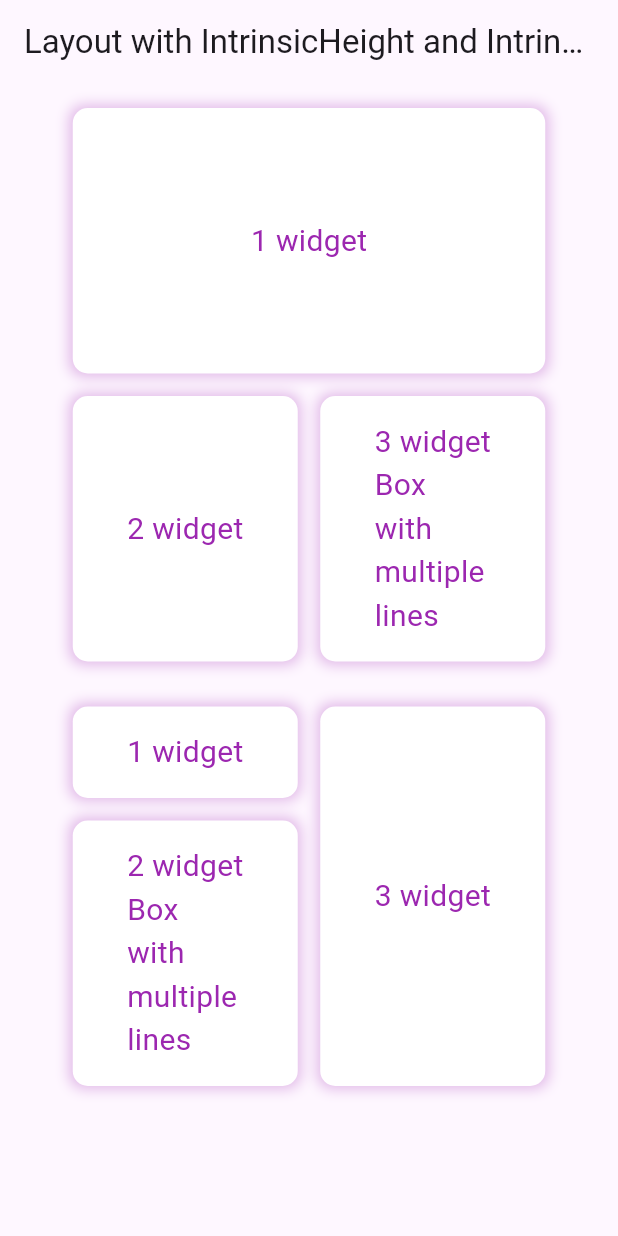
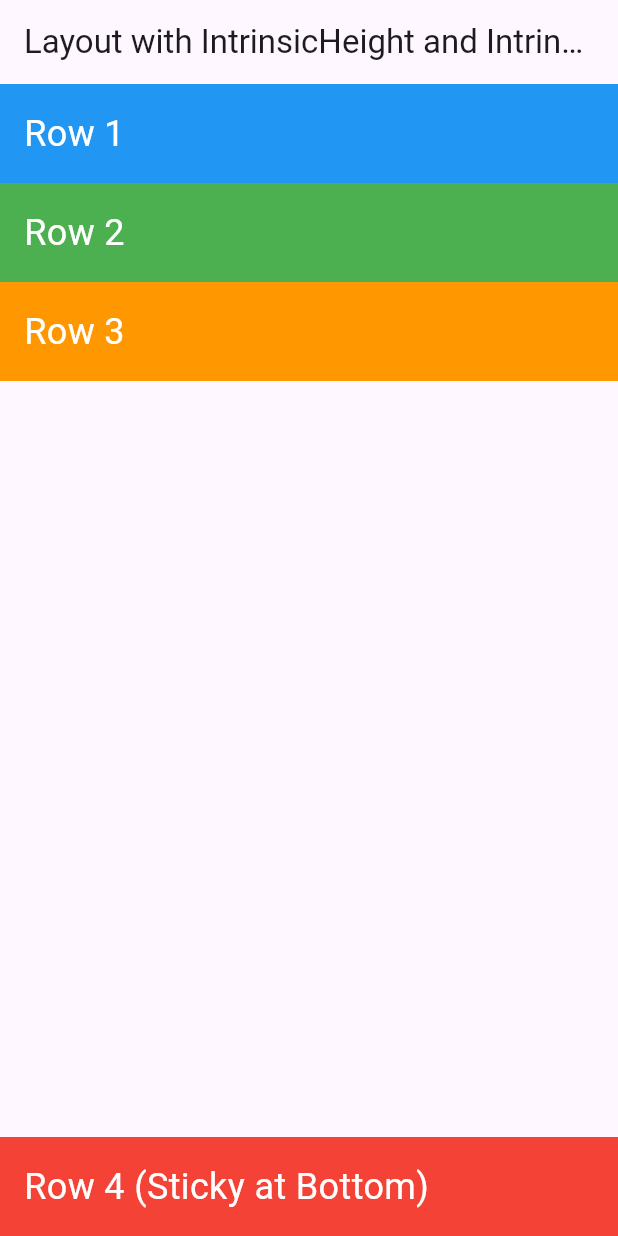
Before and after one commit to marshnyash/flutter, a Flutter app: the screen it shows after launch, on a phone screen of 412 x 824 dp. Run offline on Flutter 3.47's test engine with Material 3 defaults, Android fonts, the phone set to English and light mode, and no system bars.

Commit message:
created layout_3

```diff
--- /dev/null
+++ b/lib/layout_3.dart
@@ -0,0 +1,56 @@
+import 'package:flutter/material.dart';
+
+class Layout3 extends StatelessWidget {
+  const Layout3({super.key});
+
+  @override
+  Widget build(BuildContext context) {
+    return LayoutBuilder(
+      builder: (context, constraints) {
+        return SingleChildScrollView(
+          child: ConstrainedBox(
+            constraints: BoxConstraints(
+              minHeight: constraints.maxHeight,
+            ),
+            child: const IntrinsicHeight(
+              child: Column(
+                crossAxisAlignment: CrossAxisAlignment.stretch,
+                children: [
+                  ContainerSection(text: 'Row 1', color: Colors.blue),
+                  ContainerSection(text: 'Row 2', color: Colors.green),
+                  ContainerSection(text: 'Row 3', color: Colors.orange),
+                  Spacer(),
+                  ContainerSection(
+                      text: 'Row 4 (Sticky at Bottom)', color: Colors.red),
+                ],
+              ),
+            ),
+          ),
+        );
+      },
+    );
+  }
+}
+
+class ContainerSection extends StatelessWidget {
+  const ContainerSection({
+    super.key,
+    required this.text,
+    required this.color,
+  });
+
+  final String text;
+  final MaterialColor color;
+
+  @override
+  Widget build(BuildContext context) {
+    return Container(
+      color: color,
+      padding: const EdgeInsets.all(16.0),
+      child: Text(
+        text,
+        style: const TextStyle(color: Colors.white, fontSize: 24),
+      ),
+    );
+  }
+}
--- a/lib/main.dart
+++ b/lib/main.dart
@@ -1,6 +1,5 @@
 import 'package:flutter/material.dart';
-import 'package:task_1/layout_1.dart';
-import 'package:task_1/layout_2.dart';
+import 'package:task_1/layout_3.dart';
 
 void main() {
   runApp(const MyApp());
@@ -13,16 +12,18 @@ class MyApp extends StatelessWidget {
   Widget build(BuildContext context) {
     return MaterialApp(
       home: Scaffold(
-        appBar: AppBar(
-          title: const Text('Layout with IntrinsicHeight and IntrinsicWidth'),
-        ),
-        body: const SingleChildScrollView(
-          padding: EdgeInsets.all(16.0),
-          child: Center(
-              child: Column(
-                  children: [Layout1(), SizedBox(height: 30), Layout2()])),
-        ),
-      ),
+          appBar: AppBar(
+            title: const Text('Layout with IntrinsicHeight and IntrinsicWidth'),
+          ),
+          body: const Layout3()
+
+          // TASK: 7636
+          // const SingleChildScrollView(
+          //   padding: EdgeInsets.all(16.0),
+          //   child: Center(child: Column(
+          //   children: [Layout1(), SizedBox(height: 30), Layout2()])),
+          // ),
+          ),
     );
   }
 }
```
